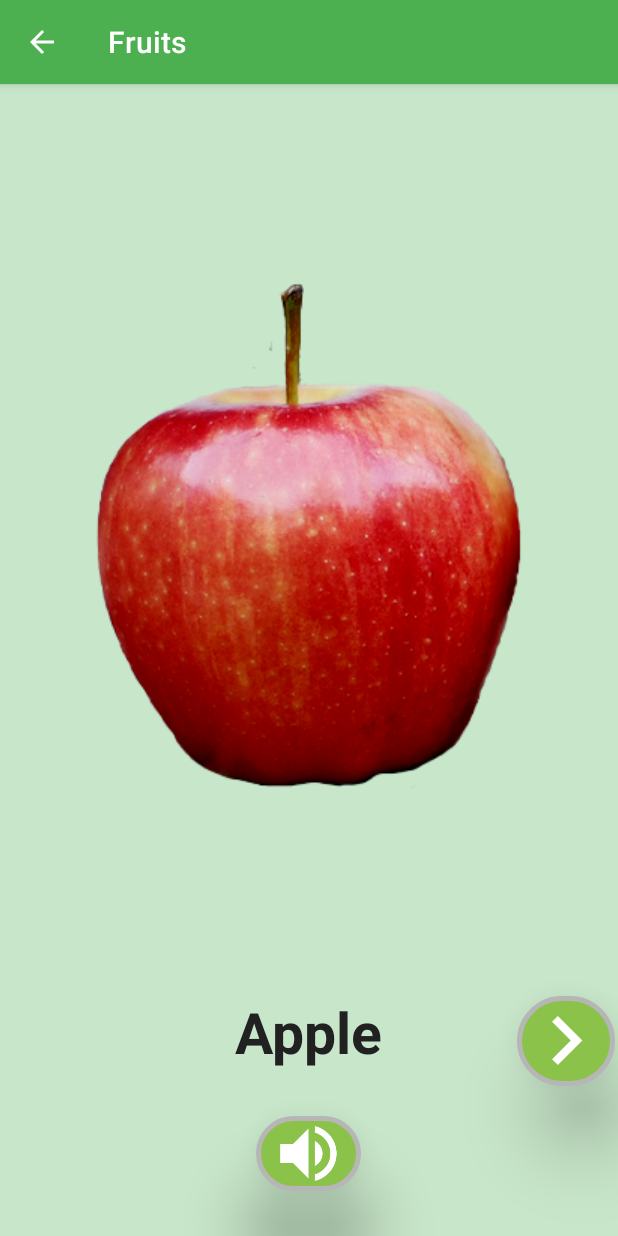
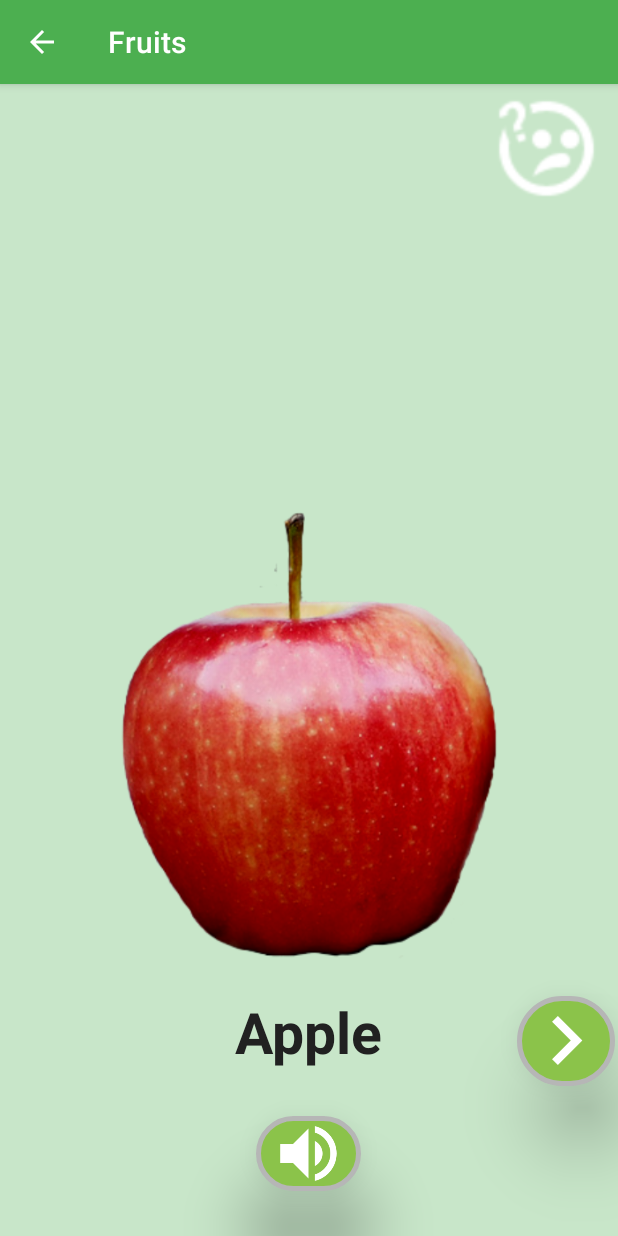
Before and after one commit to dardanbekteshi/e_learning, an Android app: the screen it shows after launch (ThingsActivity), after a tap on "Fruits", on a phone screen of 412 x 824 dp. Run offline under Robolectric (Android 15) with nearby library versions, the phone set to English and light mode, and no system bars.

Commit message:
* added Quizzes menu and Quiz button
menu -> to CategoriesActivity
button -> to ThingsActivity

```diff
--- a/app/src/main/java/com/example/dardan/elearning/ThingsActivity.java
+++ b/app/src/main/java/com/example/dardan/elearning/ThingsActivity.java
@@ -7,6 +7,7 @@ import android.graphics.drawable.GradientDrawable;
 import android.media.MediaPlayer;
 import android.support.v7.app.AppCompatActivity;
 import android.os.Bundle;
+import android.util.Log;
 import android.util.TypedValue;
 import android.view.View;
 import android.widget.ImageButton;
@@ -17,6 +18,7 @@ import android.widget.TextView;
 public class ThingsActivity extends AppCompatActivity implements View.OnClickListener {
     private ImageButton rightButton;
     private ImageButton leftButton;
+    private ImageView quizButton;
     private ImageView mainPicture;
     private TextView mainName;
     private ImageButton audioButton;
@@ -44,11 +46,13 @@ public class ThingsActivity extends AppCompatActivity implements View.OnClickLis
         leftButton = (ImageButton) findViewById(R.id.buttonLeftThing);
         audioButton = (ImageButton) findViewById(R.id.buttonAudioThing);
         relativeLayout = (RelativeLayout) findViewById(R.id.thingLayout);
+        quizButton = (ImageView) findViewById(R.id.buttonQuiz);
 
         rightButton.setOnClickListener(this);
         leftButton.setOnClickListener(this);
         audioButton.setOnClickListener(this);
         mainPicture.setOnClickListener(this);
+        quizButton.setOnClickListener(this);
 
         currentThing = currentCategory.currentThing();//
         updateResources();
@@ -72,17 +76,23 @@ public class ThingsActivity extends AppCompatActivity implements View.OnClickLis
                 updateResources();
                 break;
             case R.id.buttonAudioThing:
-                //playSound();
+                playSound();
+                break;
+            case R.id.thingImage:
+                if (currentThing.hasNoise()) {
+                    playNoise();
+                }
+                break;
+            case R.id.buttonQuiz:
                 Intent previousIntent = getIntent();
                 int position = previousIntent.getIntExtra("position", 0);
                 Intent intent = new Intent(this, QuizActivity.class);
                 intent.putExtra("position", position);
                 startActivity(intent);
                 break;
-            case R.id.thingImage:
-                if (currentThing.hasNoise())
-                    playNoise();
         }
+
+
     }
 
     protected void updateResources() {
--- a/app/src/main/res/layout/activity_things.xml
+++ b/app/src/main/res/layout/activity_things.xml
@@ -8,16 +8,15 @@
     <ImageView
 
         android:id="@+id/thingImage"
-        android:layout_width="wrap_content"
-        android:layout_height="wrap_content"
+        android:layout_width="300dp"
+        android:layout_height="300dp"
         android:layout_above="@+id/thingName"
-        android:layout_alignParentTop="true"
         android:layout_centerHorizontal="true"
         android:layout_marginBottom="5dp"
-        android:layout_marginTop="20dp"
+        android:layout_marginTop="50dp"
         android:background="@color/primary_light"
         android:scaleType="centerInside"
-        android:src="@drawable/orange" />
+        android:src="@drawable/bear" />
 
     <TextView
         android:id="@+id/thingName"
@@ -77,4 +76,15 @@
         android:elevation="30dp"
         android:scaleType="centerCrop"
         android:src="@drawable/ic_leftarrow" />
+
+    <ImageView
+        android:id="@+id/buttonQuiz"
+        android:layout_width="75dp"
+        android:layout_height="65dp"
+        android:layout_alignParentRight="true"
+        android:layout_alignParentTop="true"
+        android:layout_marginRight="10dp"
+        android:layout_marginTop="10dp"
+        android:scaleType="centerCrop"
+        android:src="@drawable/ic_face_white" />
 </RelativeLayout>
--- /dev/null
+++ b/app/src/main/res/menu/menu_quiz.xml
@@ -0,0 +1,24 @@
+<?xml version="1.0" encoding="utf-8"?>
+<menu xmlns:android="http://schemas.android.com/apk/res/android"
+    xmlns:app="http://schemas.android.com/apk/res-auto">
+    <item
+        android:id="@+id/quiz_title"
+        android:icon="@drawable/ic_face_white"
+        android:title="Quizzes"
+        app:showAsAction="always">
+        <menu>
+            <item
+                android:id="@+id/quiz_fruits"
+                android:title="Fruits" />
+            <item
+                android:id="@+id/quiz_animals"
+                android:title="Animals" />
+            <item
+                android:id="@+id/quiz_food"
+                android:title="Food" />
+            <item
+                android:id="@+id/quiz_colors"
+                android:title="Colors" />
+        </menu>
+    </item>
+</menu>
```
Also changed, not shown: app/src/main/java/com/example/dardan/elearning/CategoriesActivity.java (+36 -1 lines), app/src/main/res/drawable/ic_face_blue.png (added), app/src/main/res/drawable/ic_face_green.png (added), app/src/main/res/drawable/ic_face_pink.png (added), app/src/main/res/drawable/ic_face_purple.png (added), app/src/main/res/drawable/ic_face_white.png (added), app/src/main/res/drawable/water.png (renamed from app/src/main/res/drawable/watter.png).
